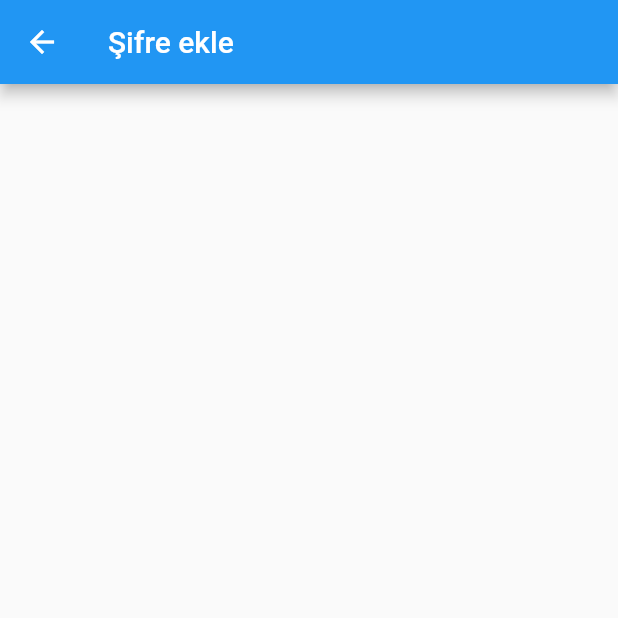
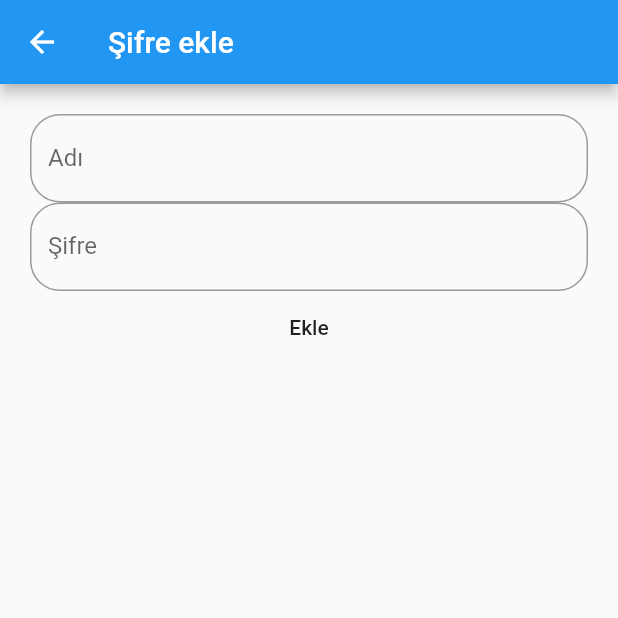
Before and after one commit to heimzza/password_bank, a Flutter app: the AddCardScreen screen opened directly, on a phone screen of 412 x 824 dp, the top half of it. Run offline on Flutter 3.47's test engine with Material 2 defaults, Android fonts, the phone set to English and light mode, and no system bars; our stand-ins replace sqflite; accounts and stored records are empty.

Commit message:
addCard ui and insert

```diff
--- a/lib/screens/addCard/add_card.dart
+++ b/lib/screens/addCard/add_card.dart
@@ -1,4 +1,5 @@
 import 'package:flutter/material.dart';
+import 'package:password_safe/screens/addCard/body.dart';
 
 class AddCardScreen extends StatefulWidget {
   @override
@@ -12,6 +13,7 @@ class _AddCardScreenState extends State<AddCardScreen> {
       appBar: AppBar(
         title: Text("Şifre ekle"),
       ),
+      body: Body(),
     );
   }
 }
--- /dev/null
+++ b/lib/screens/addCard/body.dart
@@ -0,0 +1,68 @@
+import 'package:flutter/material.dart';
+import 'package:password_safe/database/db_helper.dart';
+import 'package:password_safe/models/SafeCard.dart';
+
+class Body extends StatefulWidget {
+  @override
+  _BodyState createState() => _BodyState();
+}
+
+class _BodyState extends State<Body> {
+  var dbHelper = DbHelper();
+  var txtName = TextEditingController();
+  var txtPassword = TextEditingController();
+  @override
+  Widget build(BuildContext context) {
+    return Padding(
+      padding: EdgeInsets.all(20),
+      child: Column(
+        children: [
+          buildNameField(),
+          buildPasswordField(),
+          buildSaveButton(),
+        ],
+      ),
+    );
+  }
+
+  buildNameField() {
+    return TextField(
+      decoration: InputDecoration(
+        hintText: "Ör. steamKullanıcıAdı",
+        labelText: "Adı",
+        border: OutlineInputBorder(
+          borderRadius: BorderRadius.circular(20),
+        ),
+      ),
+      controller: txtName,
+    );
+  }
+
+  buildPasswordField() {
+    return TextField(
+      decoration: InputDecoration(
+        labelText: "Şifre",
+        border: OutlineInputBorder(
+          borderRadius: BorderRadius.circular(20),
+        ),
+      ),
+      controller: txtPassword,
+    );
+  }
+
+  buildSaveButton() {
+    return FlatButton(
+      child: Text("Ekle"),
+      onPressed: () {
+        addCard();
+      },
+    );
+  }
+
+  void addCard() async {
+    print(txtName.text + txtPassword.text);
+    var result = await dbHelper
+        .insert(SafeCard(name: txtName.text, password: txtPassword.text));
+    Navigator.pop(context, true);
+  }
+}
```
Also changed, not shown: lib/screens/splash/splash_screen.dart (+23 -0 lines).
